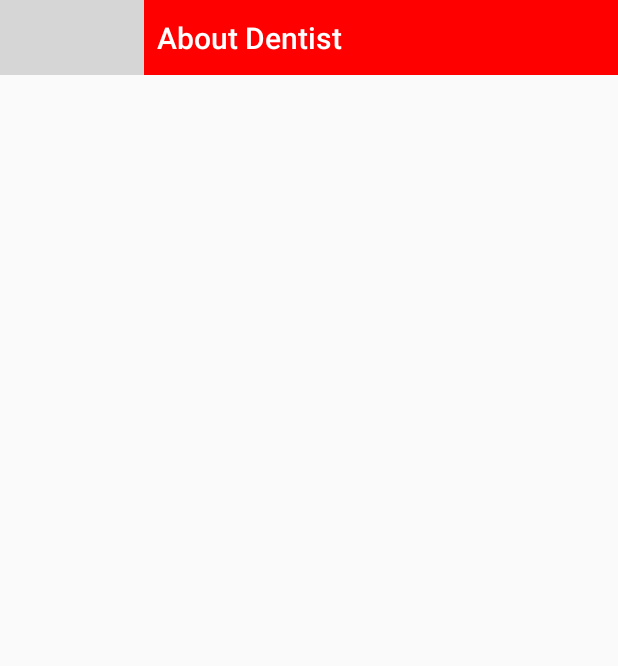
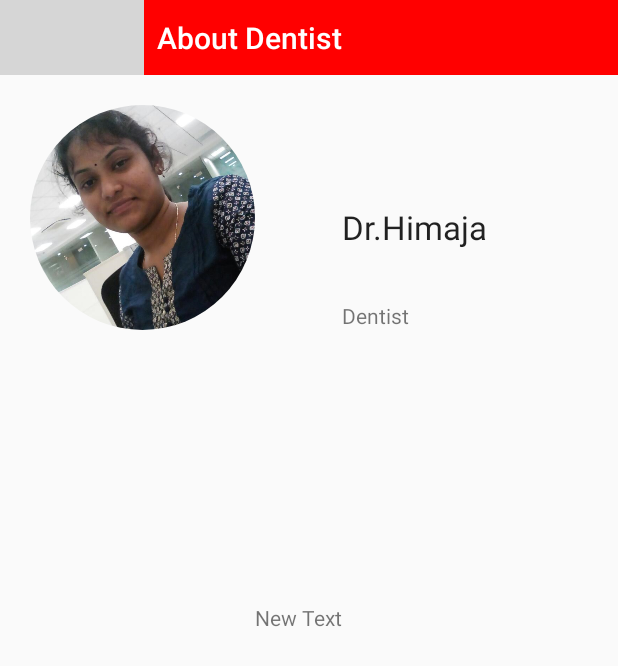
Before and after one commit to HimaHari/MyDoctorApp, an Android app: the DentDoc screen opened directly, with no data from a screen before it, on a phone screen of 412 x 824 dp. Shown: the top 666 px of the screen. Run offline under Robolectric (Android 15) with nearby library versions, the phone set to English and light mode, and no system bars; our stand-ins replace CircleImageView; grey boxes are pictures that could not be loaded.

Commit message:
First Commit

```diff
--- a/app/build.gradle
+++ b/app/build.gradle
@@ -25,4 +25,5 @@ dependencies {
     compile 'com.android.support:appcompat-v7:23.4.0'
     compile 'de.hdodenhof:circleimageview:2.1.0'
     compile 'com.android.support:design:23.4.0'
+    compile 'com.squareup.okhttp3:okhttp:3.4.1'
 }
--- a/app/src/main/res/layout/activity_dent_doc.xml
+++ b/app/src/main/res/layout/activity_dent_doc.xml
@@ -10,5 +10,40 @@
     layout="@layout/toolbar"
     android:id="@+id/dent_tool_doc"/>
 
+    <de.hdodenhof.circleimageview.CircleImageView
+        android:layout_width="150dp"
+        android:layout_height="150dp"
+        android:id="@+id/himaDoc"
+        android:layout_below="@id/dent_tool_doc"
+         android:layout_marginTop="20dp"
+        android:layout_marginLeft="20dp"
+        android:src="@drawable/hima"/>
+
+    <TextView
+        android:layout_width="wrap_content"
+        android:layout_height="wrap_content"
+        android:textAppearance="?android:attr/textAppearanceLarge"
+        android:text="@string/dr_himaja"
+        android:id="@+id/himaDr"
+        android:layout_alignBottom="@+id/himaDoc"
+        android:layout_toEndOf="@+id/textView3"
+        android:layout_marginBottom="54dp" />
+
+    <TextView
+        android:layout_width="wrap_content"
+        android:layout_height="wrap_content"
+        android:textAppearance="?android:attr/textAppearanceSmall"
+        android:text="@string/dentist"
+        android:id="@+id/denDr"
+        android:layout_alignBottom="@+id/himaDoc"
+        android:layout_alignStart="@+id/himaDr" />
+
+    <TextView
+        android:layout_width="wrap_content"
+        android:layout_height="wrap_content"
+        android:text="New Text"
+        android:id="@+id/textView3"
+        android:layout_centerVertical="true"
+        android:layout_toEndOf="@+id/himaDoc" />
 
 </RelativeLayout>
--- a/app/src/main/res/values/strings.xml
+++ b/app/src/main/res/values/strings.xml
@@ -9,4 +9,5 @@
     <string name="mail">Mail</string>
     <string name="about_doctor">About Doctor</string>
     <string name="report_problem">Report Problem</string>
+    <string name="dr_himaja">Dr.Himaja</string>
 </resources>
```
